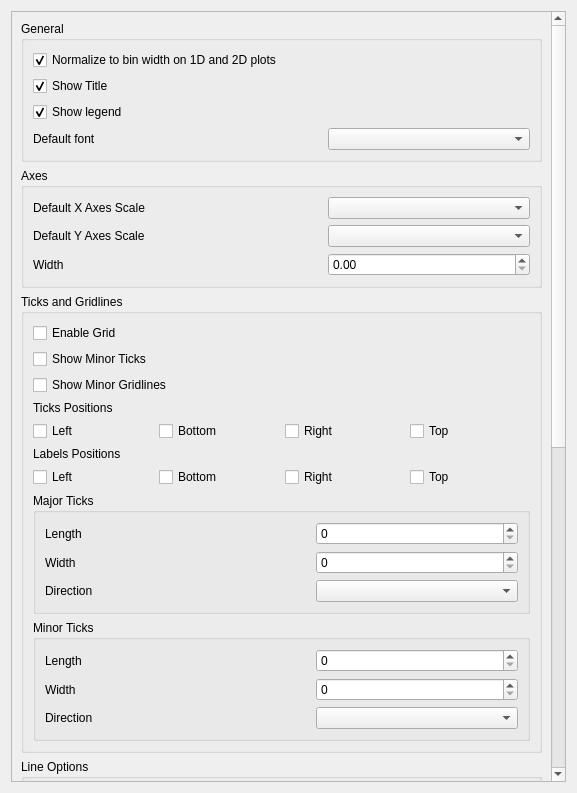
This is qt/applications/workbench/workbench/widgets/settings/plots/section_plots.ui in mantidproject/mantid as Qt 5 draws it before an edit. The edited form follows.
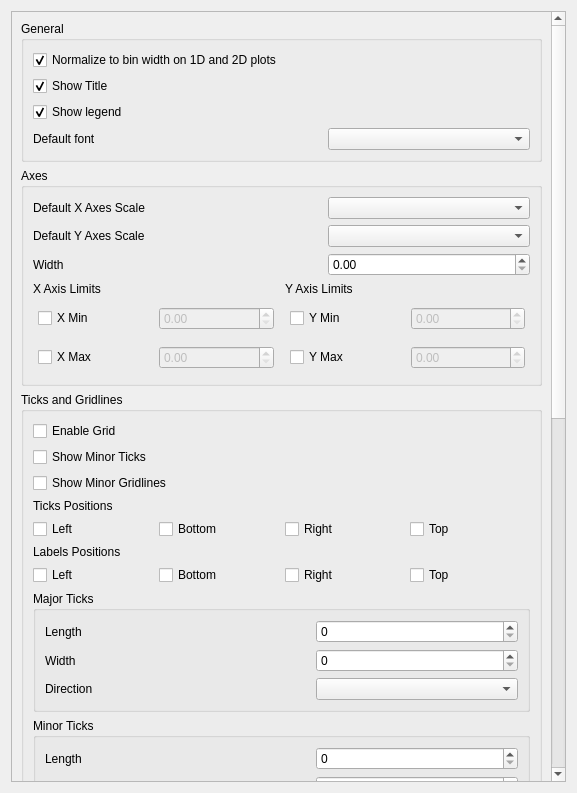
This is the edited form.

Commit message: Add new axis limits section to the ui file

The edit to the form file:
```diff
--- a/qt/applications/workbench/workbench/widgets/settings/plots/section_plots.ui
+++ b/qt/applications/workbench/workbench/widgets/settings/plots/section_plots.ui
@@ -223,6 +223,176 @@
               </item>
              </layout>
             </item>
+            <item>
+             <layout class="QHBoxLayout" name="horizontalLayout_20">
+              <property name="leftMargin">
+               <number>0</number>
+              </property>
+              <property name="topMargin">
+               <number>0</number>
+              </property>
+              <property name="rightMargin">
+               <number>0</number>
+              </property>
+              <property name="bottomMargin">
+               <number>0</number>
+              </property>
+              <item>
+               <layout class="QVBoxLayout" name="verticalLayout_13">
+                <property name="leftMargin">
+                 <number>0</number>
+                </property>
+                <property name="topMargin">
+                 <number>0</number>
+                </property>
+                <property name="rightMargin">
+                 <number>0</number>
+                </property>
+                <property name="bottomMargin">
+                 <number>0</number>
+                </property>
+                <item>
+                 <widget class="QLabel" name="label">
+                  <property name="text">
+                   <string>X Axis Limits</string>
+                  </property>
+                 </widget>
+                </item>
+                <item>
+                 <layout class="QHBoxLayout" name="horizontalLayout_21" stretch="0,0">
+                  <property name="leftMargin">
+                   <number>5</number>
+                  </property>
+                  <property name="topMargin">
+                   <number>5</number>
+                  </property>
+                  <property name="rightMargin">
+                   <number>5</number>
+                  </property>
+                  <property name="bottomMargin">
+                   <number>5</number>
+                  </property>
+                  <item>
+                   <widget class="QCheckBox" name="x_min_box">
+                    <property name="text">
+                     <string>X Min</string>
+                    </property>
+                   </widget>
+                  </item>
+                  <item>
+                   <widget class="QDoubleSpinBox" name="x_min">
+                    <property name="enabled">
+                     <bool>false</bool>
+                    </property>
+                   </widget>
+                  </item>
+                 </layout>
+                </item>
+                <item>
+                 <layout class="QHBoxLayout" name="horizontalLayout_22">
+                  <property name="leftMargin">
+                   <number>5</number>
+                  </property>
+                  <property name="topMargin">
+                   <number>5</number>
+                  </property>
+                  <property name="rightMargin">
+                   <number>5</number>
+                  </property>
+                  <property name="bottomMargin">
+                   <number>5</number>
+                  </property>
+                  <item>
+                   <widget class="QCheckBox" name="x_max_box">
+                    <property name="text">
+                     <string>X Max</string>
+                    </property>
+                   </widget>
+                  </item>
+                  <item>
+                   <widget class="QDoubleSpinBox" name="x_max">
+                    <property name="enabled">
+                     <bool>false</bool>
+                    </property>
+                   </widget>
+                  </item>
+                 </layout>
+                </item>
+               </layout>
+              </item>
+              <item>
+               <layout class="QVBoxLayout" name="verticalLayout_12">
+                <item>
+                 <widget class="QLabel" name="label_2">
+                  <property name="text">
+                   <string>Y Axis Limits</string>
+                  </property>
+                 </widget>
+                </item>
+                <item>
+                 <layout class="QHBoxLayout" name="horizontalLayout_24">
+                  <property name="leftMargin">
+                   <number>5</number>
+                  </property>
+                  <property name="topMargin">
+                   <number>5</number>
+                  </property>
+                  <property name="rightMargin">
+                   <number>5</number>
+                  </property>
+                  <property name="bottomMargin">
+                   <number>5</number>
+                  </property>
+                  <item>
+                   <widget class="QCheckBox" name="y_min_box">
+                    <property name="text">
+                     <string>Y Min</string>
+                    </property>
+                   </widget>
+                  </item>
+                  <item>
+                   <widget class="QDoubleSpinBox" name="y_min">
+                    <property name="enabled">
+                     <bool>false</bool>
+                    </property>
+                   </widget>
+                  </item>
+                 </layout>
+                </item>
+                <item>
+                 <layout class="QHBoxLayout" name="horizontalLayout_23">
+                  <property name="leftMargin">
+                   <number>5</number>
+                  </property>
+                  <property name="topMargin">
+                   <number>5</number>
+                  </property>
+                  <property name="rightMargin">
+                   <number>5</number>
+                  </property>
+                  <property name="bottomMargin">
+                   <number>5</number>
+                  </property>
+                  <item>
+                   <widget class="QCheckBox" name="y_max_box">
+                    <property name="text">
+                     <string>Y Max</string>
+                    </property>
+                   </widget>
+                  </item>
+                  <item>
+                   <widget class="QDoubleSpinBox" name="y_max">
+                    <property name="enabled">
+                     <bool>false</bool>
+                    </property>
+                   </widget>
+                  </item>
+                 </layout>
+                </item>
+               </layout>
+              </item>
+             </layout>
+            </item>
            </layout>
           </widget>
          </item>
```
